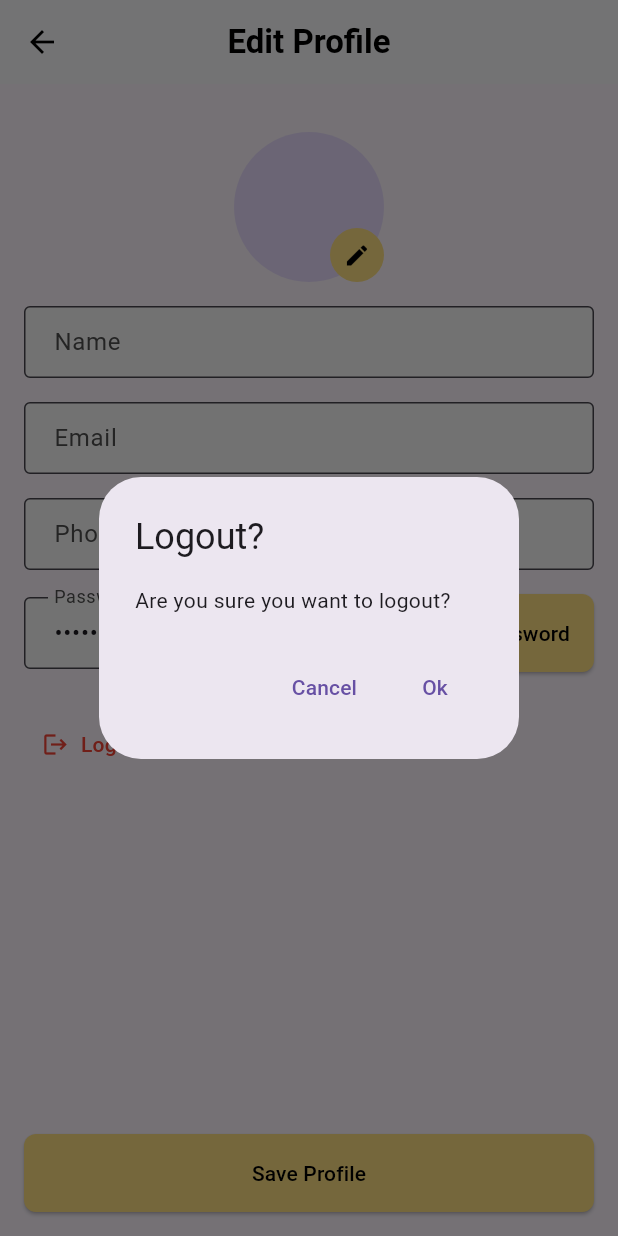
After one commit to rezjaq/dis_app, a Flutter app: the EditProfileScreen screen opened by its route, after a tap on "Change Password", after a tap on "Save Password", after a tap on "Log Out", on a phone screen of 412 x 824 dp. The commit adds this screen. Run offline on Flutter 3.47's test engine with Material 3 defaults, Android fonts, the phone set to English and light mode, and no system bars; our stand-ins replace flutter_svg.

Commit message:
add change profile and password screen

```diff
--- /dev/null
+++ b/lib/features/auth/screens/changePass_screen.dart
@@ -0,0 +1,132 @@
+import 'package:flutter/material.dart';
+
+class ChangePasswordScreen extends StatefulWidget {
+  @override
+  _ChangePasswordScreenState createState() => _ChangePasswordScreenState();
+}
+
+class _ChangePasswordScreenState extends State<ChangePasswordScreen> {
+  final _currentPasswordController = TextEditingController();
+  final _newPasswordController = TextEditingController();
+  final _confirmPasswordController = TextEditingController();
+
+  final _currentPasswordFocusNode = FocusNode();
+  final _newPasswordFocusNode = FocusNode();
+  final _confirmPasswordFocusNode = FocusNode();
+
+  @override
+  void dispose() {
+    _currentPasswordController.dispose();
+    _newPasswordController.dispose();
+    _confirmPasswordController.dispose();
+    _currentPasswordFocusNode.dispose();
+    _newPasswordFocusNode.dispose();
+    _confirmPasswordFocusNode.dispose();
+    super.dispose();
+  }
+
+  @override
+  Widget build(BuildContext context) {
+    return Scaffold(
+      appBar: AppBar(
+        title: const Text(
+          'Change Password',
+          style: TextStyle(color: Colors.black, fontWeight: FontWeight.bold),
+        ),
+        backgroundColor: Colors.white,
+        elevation: 0.5,
+        leading: IconButton(
+          icon: const Icon(Icons.arrow_back, color: Colors.black),
+          onPressed: () {
+            Navigator.pop(context);
+          },
+        ),
+        centerTitle: true,
+      ),
+      body: Column(
+        children: [
+          Expanded(
+            child: SingleChildScrollView(
+              padding: const EdgeInsets.all(16.0),
+              child: Column(
+                crossAxisAlignment: CrossAxisAlignment.start,
+                children: [
+                  const SizedBox(height: 20),
+                  // Current Password Field
+                  const Text('Current Password'),
+                  const SizedBox(height: 10),
+                  _buildTextFormField(_currentPasswordController,
+                      'Enter your current password', _currentPasswordFocusNode,
+                      obscureText: true),
+                  const SizedBox(height: 20),
+                  // New Password Field
+                  const Text('New Password'),
+                  const SizedBox(height: 10),
+                  _buildTextFormField(_newPasswordController,
+                      'Enter your new password', _newPasswordFocusNode,
+                      obscureText: true),
+                  const SizedBox(height: 20),
+                  // New Password Confirmation Field
+                  const Text('New Password Confirmation'),
+                  const SizedBox(height: 10),
+                  _buildTextFormField(_confirmPasswordController,
+                      'Re-type your new password', _confirmPasswordFocusNode,
+                      obscureText: true),
+                ],
+              ),
+            ),
+          ),
+          // Save Password Button
+          Padding(
+            padding: const EdgeInsets.all(16.0),
+            child: SizedBox(
+              width: double.infinity,
+              child: ElevatedButton(
+                onPressed: () {
+                  Navigator.pushReplacementNamed(context, '/change-profile');
+                },
+                style: ElevatedButton.styleFrom(
+                  padding: const EdgeInsets.all(16),
+                  backgroundColor: Colors.amber[200],
+                  shape: RoundedRectangleBorder(
+                    borderRadius: BorderRadius.circular(8),
+                  ),
+                ),
+                child: const Text(
+                  'Save Password',
+                  style: TextStyle(color: Colors.black),
+                ),
+              ),
+            ),
+          ),
+        ],
+      ),
+    );
+  }
+
+  Widget _buildTextFormField(
+      TextEditingController controller, String labelText, FocusNode focusNode,
+      {bool obscureText = false}) {
+    return Focus(
+      focusNode: focusNode,
+      child: TextFormField(
+        controller: controller,
+        obscureText: obscureText,
+        decoration: InputDecoration(
+          hintText: labelText,
+          filled: true,
+          fillColor: Colors.grey[100],
+          border: OutlineInputBorder(
+            borderRadius: BorderRadius.circular(8),
+            borderSide: BorderSide.none,
+          ),
+          contentPadding:
+              const EdgeInsets.symmetric(horizontal: 16, vertical: 8),
+        ),
+        onTap: () {
+          setState(() {});
+        },
+      ),
+    );
+  }
+}
--- /dev/null
+++ b/lib/features/auth/screens/change_profile.dart
@@ -0,0 +1,274 @@
+import 'package:flutter/material.dart';
+import 'package:dis_app/utils/colors.dart';
+
+class EditProfileScreen extends StatefulWidget {
+  const EditProfileScreen({Key? key}) : super(key: key);
+
+  @override
+  _EditProfileScreenState createState() => _EditProfileScreenState();
+}
+
+class _EditProfileScreenState extends State<EditProfileScreen> {
+  final _nameController = TextEditingController();
+  final _emailController = TextEditingController();
+  final _phoneController = TextEditingController();
+  final _passwordController =
+      TextEditingController(text: '******'); // Default value
+
+  final FocusNode _nameFocusNode = FocusNode();
+  final FocusNode _emailFocusNode = FocusNode();
+  final FocusNode _phoneFocusNode = FocusNode();
+  final FocusNode _passwordFocusNode = FocusNode();
+
+  @override
+  void dispose() {
+    _nameController.dispose();
+    _emailController.dispose();
+    _phoneController.dispose();
+    _passwordController.dispose();
+    _nameFocusNode.dispose();
+    _emailFocusNode.dispose();
+    _phoneFocusNode.dispose();
+    _passwordFocusNode.dispose();
+    super.dispose();
+  }
+
+  @override
+  Widget build(BuildContext context) {
+    return Scaffold(
+      appBar: AppBar(
+        backgroundColor: Colors.white,
+        elevation: 0.5,
+        leading: IconButton(
+          icon: const Icon(Icons.arrow_back, color: Colors.black),
+          onPressed: () {
+            Navigator.pop(context);
+          },
+        ),
+        title: const Text(
+          'Edit Profile',
+          style: TextStyle(color: Colors.black, fontWeight: FontWeight.bold),
+        ),
+        centerTitle: true,
+      ),
+      resizeToAvoidBottomInset: false, // Allow scroll when keyboard appears
+      body: Column(
+        children: [
+          Expanded(
+            child: SingleChildScrollView(
+              padding: const EdgeInsets.all(16.0),
+              child: Column(
+                crossAxisAlignment: CrossAxisAlignment.center,
+                children: [
+                  const SizedBox(height: 16),
+                  // Profile Picture with edit icon
+                  Stack(
+                    alignment: Alignment.bottomRight,
+                    children: [
+                      const CircleAvatar(
+                        radius: 50,
+                        backgroundImage:
+                            AssetImage('assets/profile_picture.jpg'),
+                      ),
+                      CircleAvatar(
+                        backgroundColor: Colors.amber[200],
+                        radius: 18,
+                        child: const Icon(
+                          Icons.edit,
+                          color: Colors.black,
+                          size: 18,
+                        ),
+                      ),
+                    ],
+                  ),
+                  const SizedBox(height: 16),
+                  // Name Field
+                  _buildTextFormField(_nameController, 'Name', _nameFocusNode),
+                  const SizedBox(height: 16),
+                  // Email Field
+                  _buildTextFormField(
+                      _emailController, 'Email', _emailFocusNode),
+                  const SizedBox(height: 16),
+                  // Phone Number Field
+                  _buildTextFormField(
+                      _phoneController, 'Phone Number', _phoneFocusNode),
+                  const SizedBox(height: 16),
+                  // Password Field with Change Password button
+                  Row(
+                    children: [
+                      Expanded(
+                        child: _buildTextFormField(
+                          _passwordController,
+                          'Password',
+                          _passwordFocusNode,
+                          obscureText: true,
+                          readOnly: true, // Make it read-only
+                        ),
+                      ),
+                      const SizedBox(width: 16),
+                      ElevatedButton(
+                        onPressed: () {
+                          Navigator.pushReplacementNamed(
+                              context, '/change-password');
+                        },
+                        style: ElevatedButton.styleFrom(
+                          backgroundColor: Colors.amber[200],
+                          padding: const EdgeInsets.symmetric(
+                              horizontal: 16, vertical: 16),
+                          shape: RoundedRectangleBorder(
+                            borderRadius: BorderRadius.circular(8),
+                          ),
+                        ),
+                        child: const Text(
+                          'Change Password',
+                          style: TextStyle(color: Colors.black),
+                        ),
+                      ),
+                    ],
+                  ),
+                  const SizedBox(height: 24),
+                  // Log Out Button
+                  Align(
+                    alignment: Alignment.centerLeft,
+                    child: TextButton.icon(
+                      onPressed: () {
+                        _showLogoutConfirmationDialog(context);
+                      },
+                      icon: const Icon(Icons.logout, color: Colors.red),
+                      label: const Text(
+                        'Log Out',
+                        style: TextStyle(color: Colors.red),
+                      ),
+                    ),
+                  ),
+                ],
+              ),
+            ),
+          ),
+          // Save Profile Button
+          Padding(
+            padding: const EdgeInsets.all(16.0),
+            child: Column(
+              mainAxisSize: MainAxisSize.min,
+              children: [
+                SizedBox(
+                  width: double.infinity,
+                  child: ElevatedButton(
+                    onPressed: () {
+                      _showSaveConfirmationDialog(context);
+                    },
+                    style: ElevatedButton.styleFrom(
+                      padding: const EdgeInsets.all(16),
+                      backgroundColor: Colors.amber[200],
+                      shape: RoundedRectangleBorder(
+                        borderRadius: BorderRadius.circular(8),
+                      ),
+                    ),
+                    child: const Text(
+                      'Save Profile',
+                      style: TextStyle(color: Colors.black),
+                    ),
+                  ),
+                ),
+              ],
+            ),
+          ),
+        ],
+      ),
+    );
+  }
+
+  // Method to build TextFormField with focus border color
+  Widget _buildTextFormField(
+      TextEditingController controller, String labelText, FocusNode focusNode,
+      {bool obscureText = false, bool readOnly = false}) {
+    return Focus(
+      focusNode: focusNode,
+      child: TextFormField(
+        controller: controller,
+        obscureText: obscureText,
+        readOnly: readOnly, // Add read-only property
+        decoration: InputDecoration(
+          labelText: labelText,
+          // Use DisColors for the border colors
+          border: OutlineInputBorder(
+            borderSide: BorderSide(color: DisColors.grey),
+          ),
+          focusedBorder: OutlineInputBorder(
+            borderSide: BorderSide(color: DisColors.primary, width: 2.0),
+          ),
+          contentPadding:
+              const EdgeInsets.symmetric(horizontal: 16, vertical: 8),
+          // Adjust label style to use DisColors for primary text color
+          labelStyle: TextStyle(
+            color: focusNode.hasFocus
+                ? DisColors.textPrimary
+                : DisColors.darkerGrey,
+          ),
+          // Background color when not focused
+          fillColor: DisColors.lightGrey,
+          filled: true,
+        ),
+        onTap: () {
+          setState(() {}); // Trigger rebuild
+        },
+      ),
+    );
+  }
+
+  // Show logout confirmation dialog
+  void _showLogoutConfirmationDialog(BuildContext context) {
+    showDialog(
+      context: context,
+      builder: (BuildContext context) {
+        return AlertDialog(
+          title: const Text('Logout?'),
+          content: const Text('Are you sure you want to logout?'),
+          actions: [
+            TextButton(
+              onPressed: () {
+                Navigator.of(context).pop();
+              },
+              child: const Text('Cancel'),
+            ),
+            TextButton(
+              onPressed: () {
+                // Action for logout
+                Navigator.of(context).pop();
+              },
+              child: const Text('Ok'),
+            ),
+          ],
+        );
+      },
+    );
+  }
+
+  // Show save confirmation dialog
+  void _showSaveConfirmationDialog(BuildContext context) {
+    showDialog(
+      context: context,
+      builder: (BuildContext context) {
+        return AlertDialog(
+          title: const Text('Save Profile?'),
+          content: const Text('Are you sure you want to save your profile?'),
+          actions: [
+            TextButton(
+              onPressed: () {
+                Navigator.of(context).pop();
+              },
+              child: const Text('Cancel'),
+            ),
+            TextButton(
+              onPressed: () {
+                // Action for saving profile
+                Navigator.of(context).pop();
+              },
+              child: const Text('Ok'),
+            ),
+          ],
+        );
+      },
+    );
+  }
+}
--- a/lib/features/auth/screens/login_screen.dart
+++ b/lib/features/auth/screens/login_screen.dart
@@ -96,9 +96,7 @@ class _LoginScreenState extends State<LoginScreen> {
                             return "Please enter your email or phone number";
                           }
                           return null;
-                        }
-
-                    ),
+                        }),
                     const SizedBox(height: DisSizes.md),
                     // Password Field
                     DisTextFormField(
@@ -125,7 +123,7 @@ class _LoginScreenState extends State<LoginScreen> {
                               value: _rememberMe,
                               onChanged: (value) {
                                 setState(() {
-                                  _rememberMe = value ?? false; // Update state
+                                  _rememberMe = value ?? false;
                                 });
                               },
                             ),
@@ -142,7 +140,10 @@ class _LoginScreenState extends State<LoginScreen> {
                     const SizedBox(height: DisSizes.md),
                     // Login Button
                     ElevatedButton(
-                      onPressed: () {},
+                      onPressed: () {
+                        Navigator.pushReplacementNamed(
+                            context, '/change-profile');
+                      },
                       style: ElevatedButton.styleFrom(
                         backgroundColor: DisColors.primary,
                         padding: const EdgeInsets.symmetric(vertical: 16),
@@ -169,7 +170,8 @@ class _LoginScreenState extends State<LoginScreen> {
                         const Text("Don't have an account? "),
                         TextButton(
                           onPressed: () {
-                            Navigator.pushReplacementNamed(context, '/register');
+                            Navigator.pushReplacementNamed(
+                                context, '/register');
                           },
                           child: const Text("Sign Up",
                               style: TextStyle(color: Colors.amberAccent)),
--- a/lib/features/auth/screens/register_screen.dart
+++ b/lib/features/auth/screens/register_screen.dart
@@ -91,8 +91,7 @@ class _RegisterScreenState extends State<RegisterScreen> {
                             return "Name is required";
                           }
                           return null;
-                        }
-                    ),
+                        }),
                     const SizedBox(height: DisSizes.md),
                     // Email Input
                     DisTextFormField(
@@ -104,8 +103,7 @@ class _RegisterScreenState extends State<RegisterScreen> {
                             return "Email is required";
                           }
                           return null;
-                        }
-                    ),
+                        }),
                     const SizedBox(height: DisSizes.md),
                     const Text(
                       "Phone Number",
@@ -173,8 +171,7 @@ class _RegisterScreenState extends State<RegisterScreen> {
                             return "Password is required";
                           }
                           return null;
-                        }
-                    ),
+                        }),
                     const SizedBox(height: DisSizes.md),
                     // Confirm Password Input with Show Password Icon
                     DisTextFormField(
@@ -191,8 +188,7 @@ class _RegisterScreenState extends State<RegisterScreen> {
                             return "Password does not match";
                           }
                           return null;
-                        }
-                    ),
+                        }),
                     const SizedBox(height: DisSizes.md),
                     // Terms & Conditions Checkbox
                     Row(
@@ -242,7 +238,7 @@ class _RegisterScreenState extends State<RegisterScreen> {
                         style: TextStyle(
                           fontSize: DisSizes.fontSizeMd,
                           fontWeight: FontWeight.bold,
-                          color: DisColors.white,
+                          color: DisColors.black,
                         ),
                       ),
                     ),
--- a/lib/main.dart
+++ b/lib/main.dart
@@ -1,6 +1,8 @@
 import 'package:dis_app/features/auth/screens/register_screen.dart';
 import 'package:dis_app/features/auth/screens/login_screen.dart';
 import 'package:dis_app/features/auth/screens/welcome_screen.dart';
+import 'package:dis_app/features/auth/screens/change_profile.dart';
+import 'package:dis_app/features/auth/screens/changePass_screen.dart';
 import 'package:flutter/material.dart';
 
 void main() {
@@ -24,6 +26,8 @@ class MyApp extends StatelessWidget {
         '/': (context) => WelcomeScreen(),
         '/login': (context) => LoginScreen(),
         '/register': (context) => RegisterScreen(),
+        '/change-profile': (context) => EditProfileScreen(),
+        '/change-password': (context) => ChangePasswordScreen(),
       },
     );
   }
--- a/lib/utils/sizes.dart
+++ b/lib/utils/sizes.dart
@@ -12,6 +12,4 @@ class DisSizes {
   static const double fontSizeXl = 24.0;
 
   static const double appBarHeight = 56.0;
-
-
 }
--- a/pubspec.yaml
+++ b/pubspec.yaml
@@ -35,6 +35,7 @@ dependencies:
   # The following adds the Cupertino Icons font to your application.
   # Use with the CupertinoIcons class for iOS style icons.
   cupertino_icons: ^1.0.8
+  google_fonts: ^6.2.1
 
 dev_dependencies:
   flutter_test:
```
Also changed, not shown: pubspec.lock, 1 other file.
